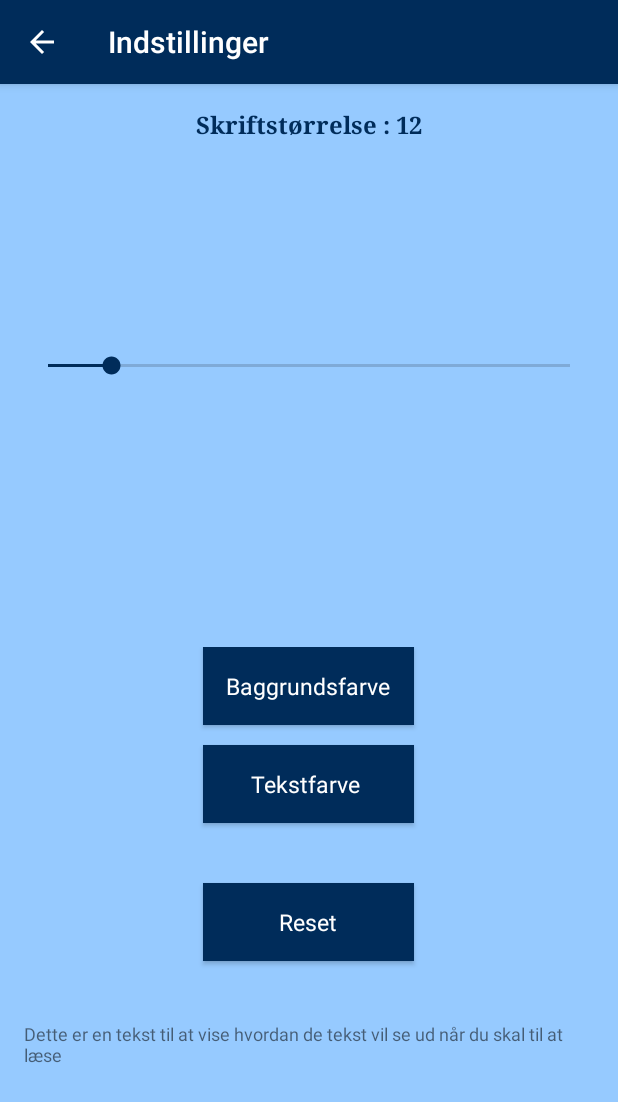
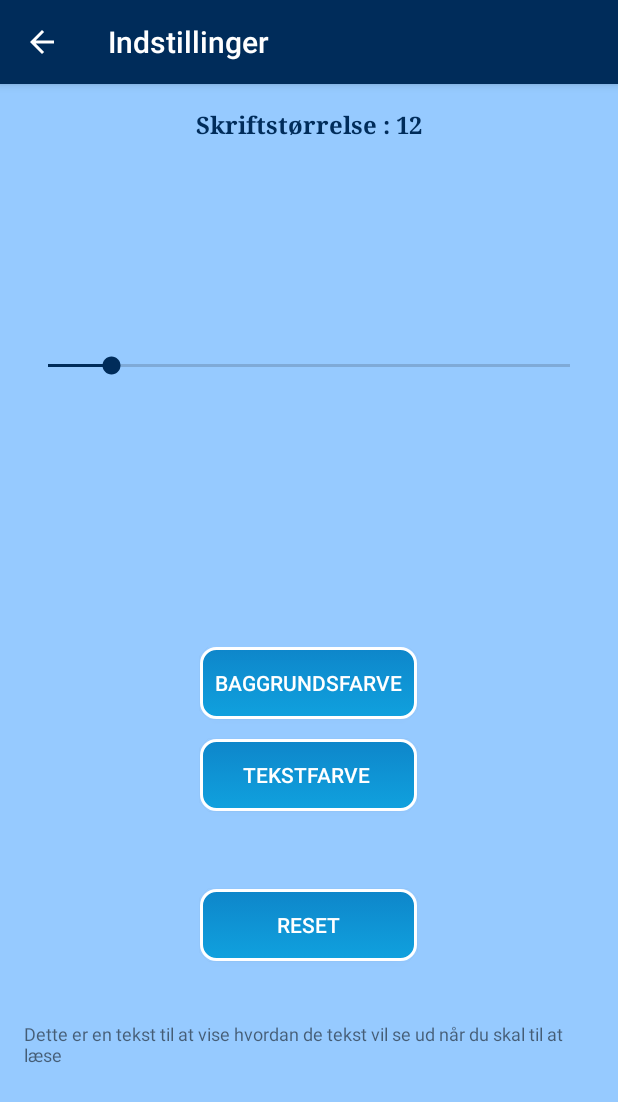
Before and after one commit to MagnusJensen95/Laesomondo, an Android app: the Settings screen opened directly, with no data from a screen before it, on a phone screen of 412 x 824 dp. Shown: the top 1102 px of the screen. Run offline under Robolectric (Android 15) with nearby library versions, the phone set to English and light mode, and no system bars; libraries missing offline, so code that uses them is left out: com.kizitonwose.colorpreference.

Commit message:
har lavet en button som der skal anvendes på knapperne

```diff
--- a/app/src/main/java/com/example/magnus/laesomondo/fragments/SummaryPopUp.java
+++ b/app/src/main/java/com/example/magnus/laesomondo/fragments/SummaryPopUp.java
@@ -101,6 +101,8 @@ public class SummaryPopUp extends DialogFragment {
         return v;
     }
 
+
+
     @Override
     public void onDestroy() {
         super.onDestroy();
--- /dev/null
+++ b/app/src/main/res/drawable/mybutton.xml
@@ -0,0 +1,24 @@
+<?xml version="1.0" encoding="utf-8"?>
+<selector xmlns:android="http://schemas.android.com/apk/res/android" >
+    <item android:state_pressed="true" >
+        <shape android:shape="rectangle"  >
+            <corners android:radius="10dip" />
+            <stroke android:width="1dip" android:color="#4080ff" />
+            <gradient android:angle="-90" android:startColor="#074f93" android:endColor="#030303"  />
+        </shape>
+    </item>
+    <item android:state_focused="true">
+        <shape android:shape="rectangle"  >
+            <corners android:radius="1dip" />
+            <stroke android:width="1dip" android:color="#5e7974" />
+            <solid android:color="#0e86ca"/>
+        </shape>
+    </item>
+    <item >
+        <shape android:shape="rectangle"  >
+            <corners android:radius="10dip" />
+            <stroke android:width="2dip" android:color="#ffffff" />
+            <gradient android:angle="-90" android:startColor="#0e86ca" android:endColor="#10a1de" />
+        </shape>
+    </item>
+</selector>
--- a/app/src/main/res/layout/activity_settings.xml
+++ b/app/src/main/res/layout/activity_settings.xml
@@ -61,17 +61,23 @@
         >
 
         <Button
-            style="@style/defaultButton"
+
+
             android:text="Baggrundsfarve"
             android:layout_width="wrap_content"
             android:layout_height="wrap_content"
             android:id="@+id/btnBackgroundColor"
             android:layout_alignParentTop="true"
             android:layout_centerHorizontal="true"
+            android:background="@drawable/mybutton"
+            android:padding="10dp"
+            android:textColor="#ffffff"
             />
 
         <Button
-            style="@style/defaultButton"
+            android:background="@drawable/mybutton"
+            android:padding="10dp"
+            android:textColor="#ffffff"
             android:text="Tekstfarve "
             android:layout_width="wrap_content"
             android:layout_height="wrap_content"
@@ -82,7 +88,9 @@
             android:layout_alignEnd="@+id/btnBackgroundColor" />
 
         <Button
-            style="@style/defaultButton"
+            android:background="@drawable/mybutton"
+            android:padding="10dp"
+            android:textColor="#ffffff"
             android:text="Reset"
             android:layout_width="wrap_content"
             android:layout_height="wrap_content"
```
